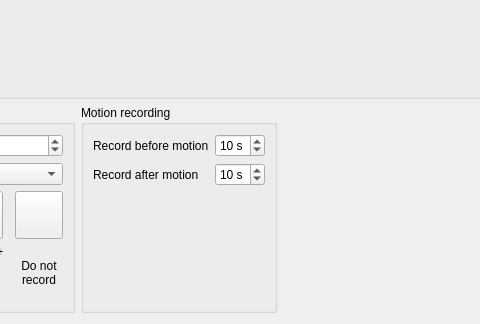
First picture: the form in client/src/ui/device_settings/camera_schedule_widget.ui, repository networkoptix/nx_open, before the edit; both pictures show x 176 to 656 and y 204 to 528 of the 957 by 528 pixel window.
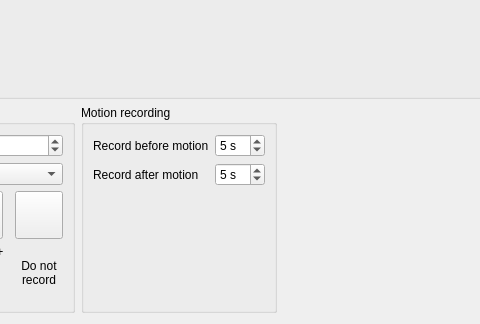
Second picture: the form after the edit. Custom widgets are drawn as their Qt base class.

Commit message:
Default values in camera settings widget are changed.
Record before motion: 10 -> 5;
Record after motion: 10 -> 5;

<==== Mercurial data ====>
Branch: master

What changed in the file:
```diff
--- a/client/src/ui/device_settings/camera_schedule_widget.ui
+++ b/client/src/ui/device_settings/camera_schedule_widget.ui
@@ -485,7 +485,7 @@
              <number>20</number>
             </property>
             <property name="value">
-             <number>10</number>
+             <number>5</number>
             </property>
            </widget>
           </item>
@@ -514,7 +514,7 @@
              <number>20</number>
             </property>
             <property name="value">
-             <number>10</number>
+             <number>5</number>
             </property>
            </widget>
           </item>
```
